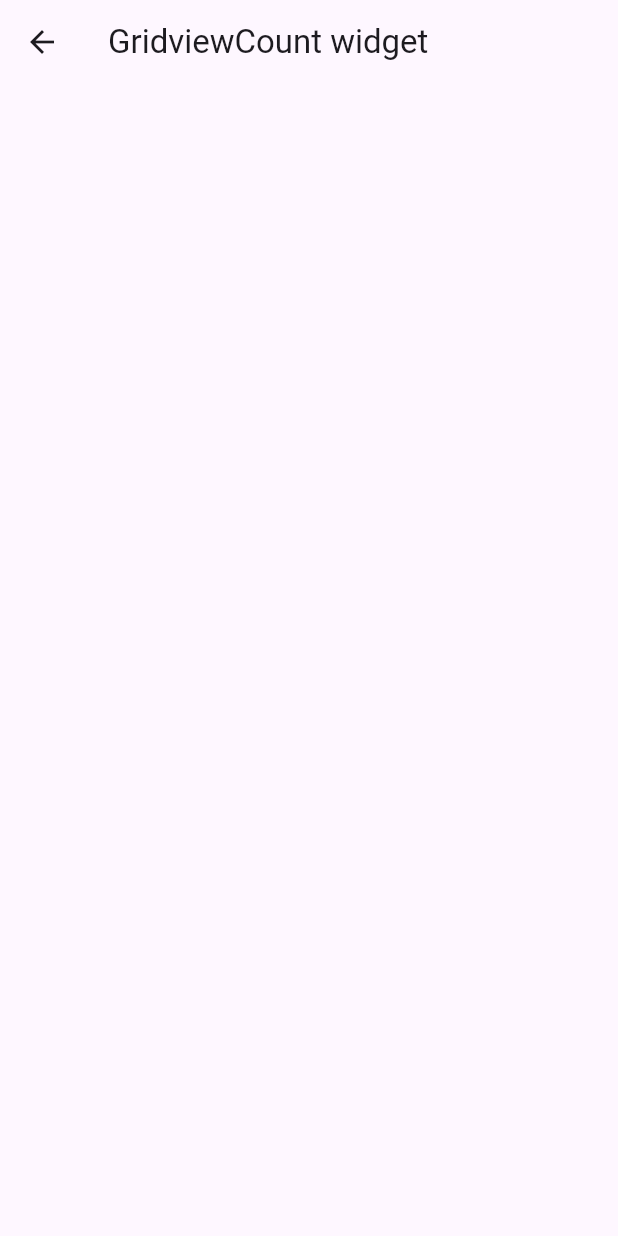
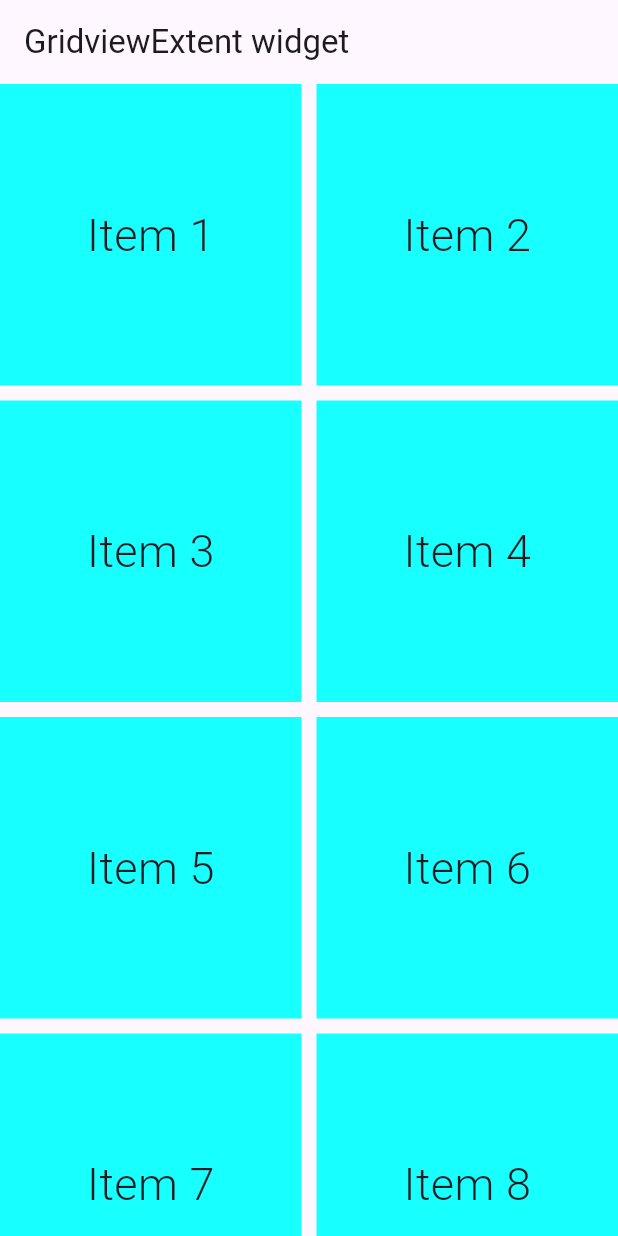
Before and after one commit to skyyygal/flutter-widgets, a Flutter app: the GridviewExtentScreen screen opened directly, on a phone screen of 412 x 824 dp. Run offline on Flutter 3.47's test engine with Material 3 defaults, Android fonts, the light colour scheme and no system bars.

Commit message:
Understanding Grid view extent

```diff
--- a/lib/gridview/gridview_extent.dart
+++ b/lib/gridview/gridview_extent.dart
@@ -8,8 +8,27 @@ class GridviewExtentScreen extends StatelessWidget {
   @override
   Widget build(BuildContext context) {
     return Scaffold(
-      appBar: AppBar(title: Text("GridviewCount widget")),
-      body: GridView.extent(maxCrossAxisExtent: 2),
+      appBar: AppBar(title: Text("GridviewExtent widget")),
+      body: GridView.extent(
+        maxCrossAxisExtent: 300,
+        mainAxisSpacing: 10,
+        crossAxisSpacing: 10,
+
+        children: [
+          _buildGridElement(1),
+          _buildGridElement(2),
+          _buildGridElement(3),
+          _buildGridElement(4),
+          _buildGridElement(5),
+          _buildGridElement(6),
+          _buildGridElement(7),
+          _buildGridElement(8),
+          _buildGridElement(9),
+          _buildGridElement(10),
+          _buildGridElement(11),
+          _buildGridElement(12),
+        ],
+      ),
     );
   }
 }
--- a/lib/main.dart
+++ b/lib/main.dart
@@ -1,5 +1,5 @@
 import 'package:flutter/material.dart';
-import 'package:understanding_widgets/gridview/gridview_count.dart';
+import 'package:understanding_widgets/gridview/gridview_extent.dart';
 
 void main() {
   runApp(const MyApp());
@@ -16,7 +16,7 @@ class MyApp extends StatelessWidget {
       theme: ThemeData(
         colorScheme: ColorScheme.fromSeed(seedColor: Colors.deepPurple),
       ),
-      home: GridviewCountScreen(),
+      home: GridviewExtentScreen(),
     );
   }
 }
```
